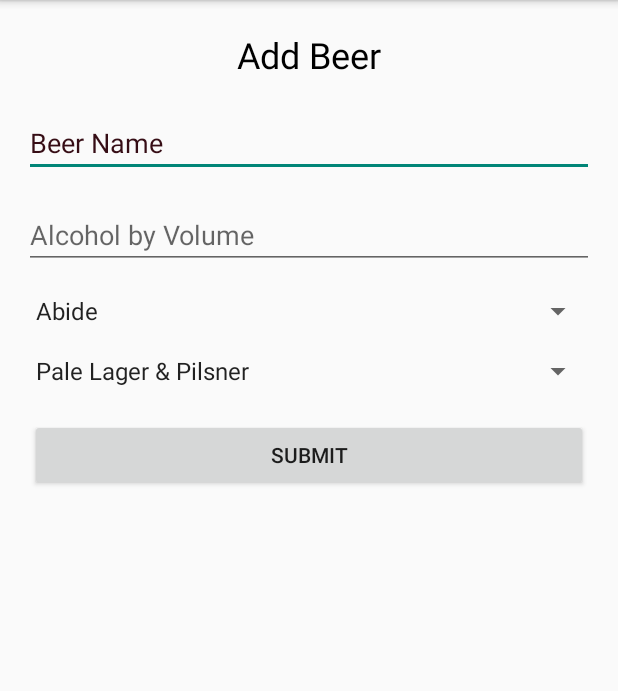
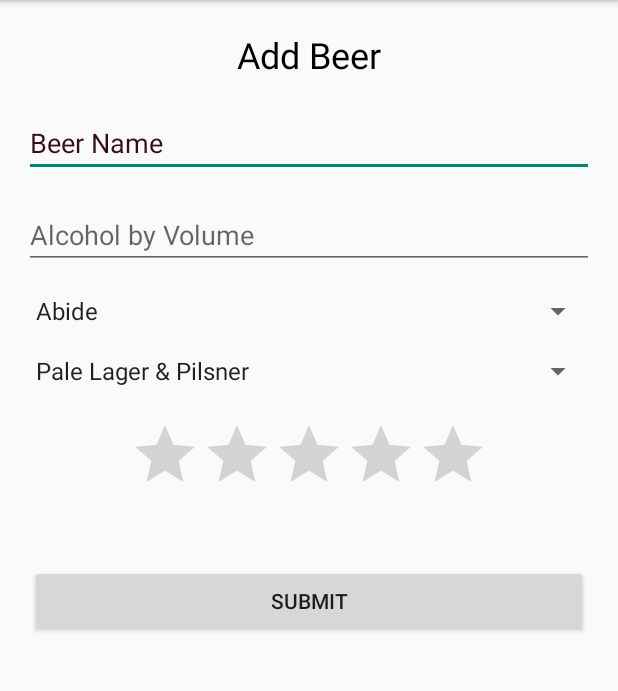
Before and after one commit to fsanchez4/Beer-Tracker-App, an Android app: the AddBeerFragment screen opened directly, with no data from a screen before it, on a phone screen of 412 x 824 dp, the part 84-775 px from its top. Run offline under Robolectric (Android 15) with nearby library versions, the phone set to English and light mode, and no system bars.

Commit message:
added ratingBar to layouts that show beer

```diff
--- a/app/src/main/res/layout/fragment_add_beer.xml
+++ b/app/src/main/res/layout/fragment_add_beer.xml
@@ -78,11 +78,21 @@
         android:autofillHints="@string/beerType_hint"
         />
 
+    <RatingBar
+        android:id="@+id/userRating"
+        android:layout_width="wrap_content"
+        android:layout_height="wrap_content"
+        android:layout_margin="20dp"
+        android:numStars="5"
+        android:stepSize="0.5"
+        android:layout_gravity="center" />
+
     <androidx.appcompat.widget.AppCompatButton
         android:id="@+id/save_bn"
         android:layout_width="match_parent"
         android:layout_height="wrap_content"
         android:layout_margin="20dp"
-        android:text="Submit" />
+        android:text="Submit"
+        />
 
 </LinearLayout>
```
Also changed, not shown: app/src/main/res/layout/activity_splash_screen.xml (added, +16 -0 lines), app/src/main/res/layout/fragment_details.xml (+13 -0 lines), app/src/main/res/layout/layout_list_beer.xml (+13 -0 lines), app/src/main/res/layout/layout_list_search.xml (+13 -0 lines).
